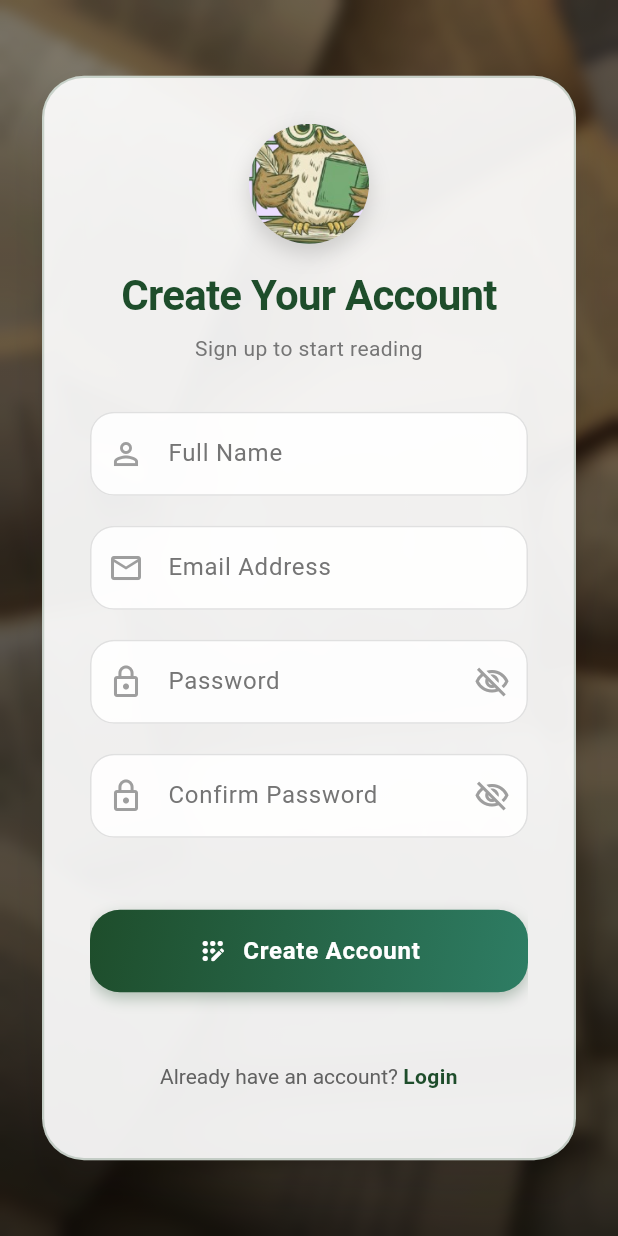
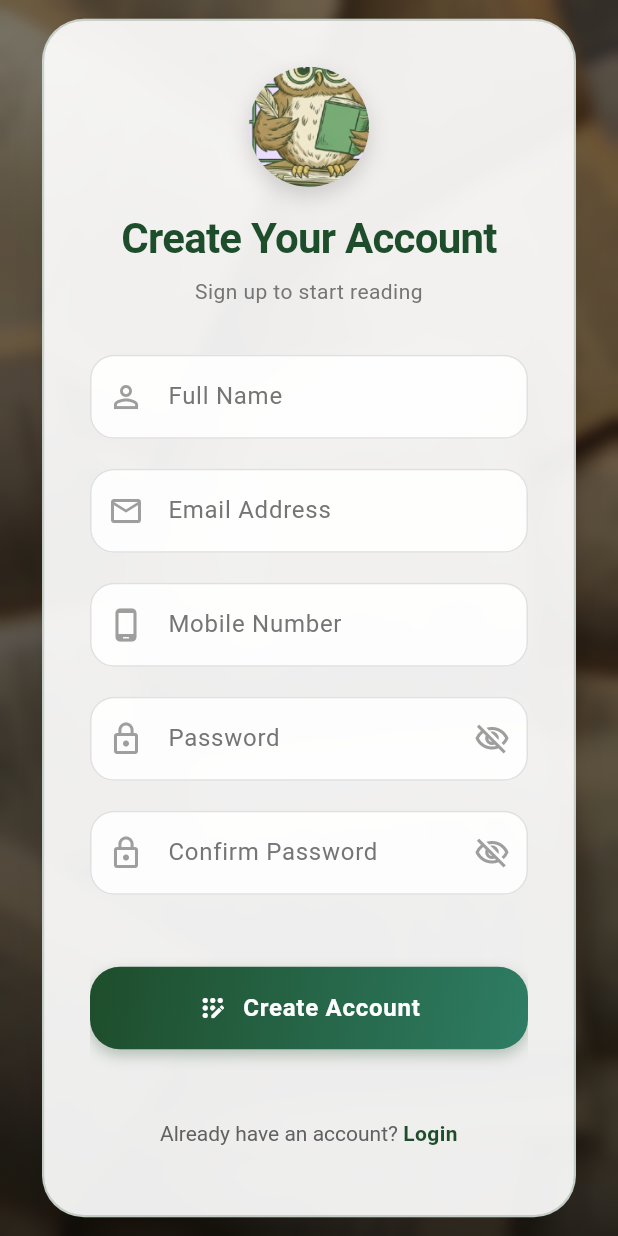
Before and after one commit to Amaramei82/BookRentalApp, a Flutter app: the screen it shows after launch, on a phone screen of 412 x 824 dp. Run offline on Flutter 3.47's test engine with Material 3 defaults, Android fonts, the phone set to English and light mode, and no system bars.

Commit message:
modified registration code

```diff
--- a/BookRentalSystem/lib/screens/registration_screen.dart
+++ b/BookRentalSystem/lib/screens/registration_screen.dart
@@ -16,6 +16,7 @@ class _RegistrationScreenState extends State<RegistrationScreen> {
   final _authService = AuthService();
   final _fullNameController = TextEditingController();
   final _emailController = TextEditingController();
+  final _mobileController = TextEditingController(); // Added for UI only
   final _passwordController = TextEditingController();
   final _confirmPasswordController = TextEditingController();
   bool _obscurePassword = true;
@@ -25,6 +26,7 @@ class _RegistrationScreenState extends State<RegistrationScreen> {
   void dispose() {
     _fullNameController.dispose();
     _emailController.dispose();
+    _mobileController.dispose(); // Dispose mobile controller
     _passwordController.dispose();
     _confirmPasswordController.dispose();
     super.dispose();
@@ -193,6 +195,15 @@ class _RegistrationScreenState extends State<RegistrationScreen> {
                                 validator: (v) => v!.isEmpty ? 'Please enter your email' : null,
                               ),
                               const SizedBox(height: 20),
+                              // Mobile number field (UI only – no validator)
+                              _buildInputField(
+                                controller: _mobileController,
+                                label: 'Mobile Number',
+                                icon: Icons.phone_android_outlined,
+                                keyboardType: TextInputType.phone,
+                                // No validator – purely decorative
+                              ),
+                              const SizedBox(height: 20),
                               // Password field
                               _buildInputField(
                                 controller: _passwordController,
@@ -311,7 +322,6 @@ class _RegistrationScreenState extends State<RegistrationScreen> {
                       ),
                     ),
                   ),
-
                 ),
               ),
             ],
@@ -371,7 +381,7 @@ class _RegistrationScreenState extends State<RegistrationScreen> {
         ),
         contentPadding: const EdgeInsets.symmetric(vertical: 16, horizontal: 20),
       ),
-      validator: validator,
+      validator: validator, // Mobile field passes null => no validation
     );
   }
 }
```
